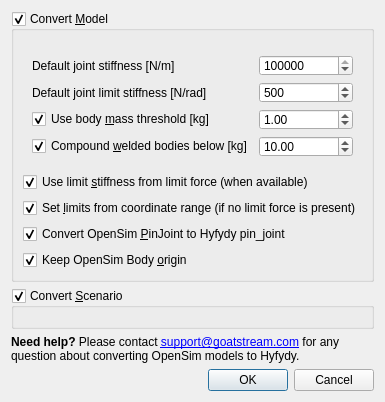
Qt form src/sconestudio/ConvertScenario.ui (tgeijten/scone-studio) before a commit.
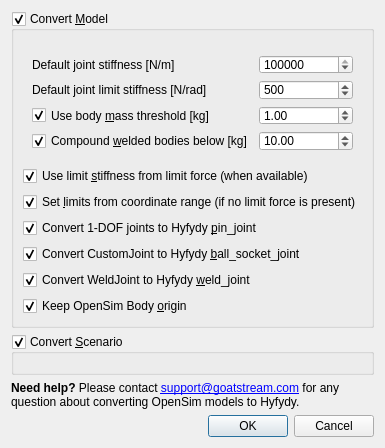
The same form after that commit. Custom widgets are drawn as their Qt base class.

Commit message: U*: ModelConverter now has options for using Hyfydy ball_socket_joint and weld_joint

```diff
--- a/src/sconestudio/ConvertScenario.ui
+++ b/src/sconestudio/ConvertScenario.ui
@@ -6,8 +6,8 @@
    <rect>
     <x>0</x>
     <y>0</y>
-    <width>385</width>
-    <height>402</height>
+    <width>376</width>
+    <height>440</height>
    </rect>
   </property>
   <property name="windowTitle">
@@ -150,7 +150,27 @@
       <item>
        <widget class="QCheckBox" name="usePinJoints">
         <property name="text">
-         <string>Convert OpenSim &amp;PinJoint to Hyfydy pin_joint</string>
+         <string>Convert 1-DOF joints to Hyfydy &amp;pin_joint</string>
+        </property>
+        <property name="checked">
+         <bool>true</bool>
+        </property>
+       </widget>
+      </item>
+      <item>
+       <widget class="QCheckBox" name="useBallSocketJoints">
+        <property name="text">
+         <string>Convert CustomJoint to Hyfydy &amp;ball_socket_joint</string>
+        </property>
+        <property name="checked">
+         <bool>true</bool>
+        </property>
+       </widget>
+      </item>
+      <item>
+       <widget class="QCheckBox" name="useWeldJoints">
+        <property name="text">
+         <string>Convert WeldJoint to Hyfydy &amp;weld_joint</string>
         </property>
         <property name="checked">
          <bool>true</bool>
```
The commit also changes 1 other file.
